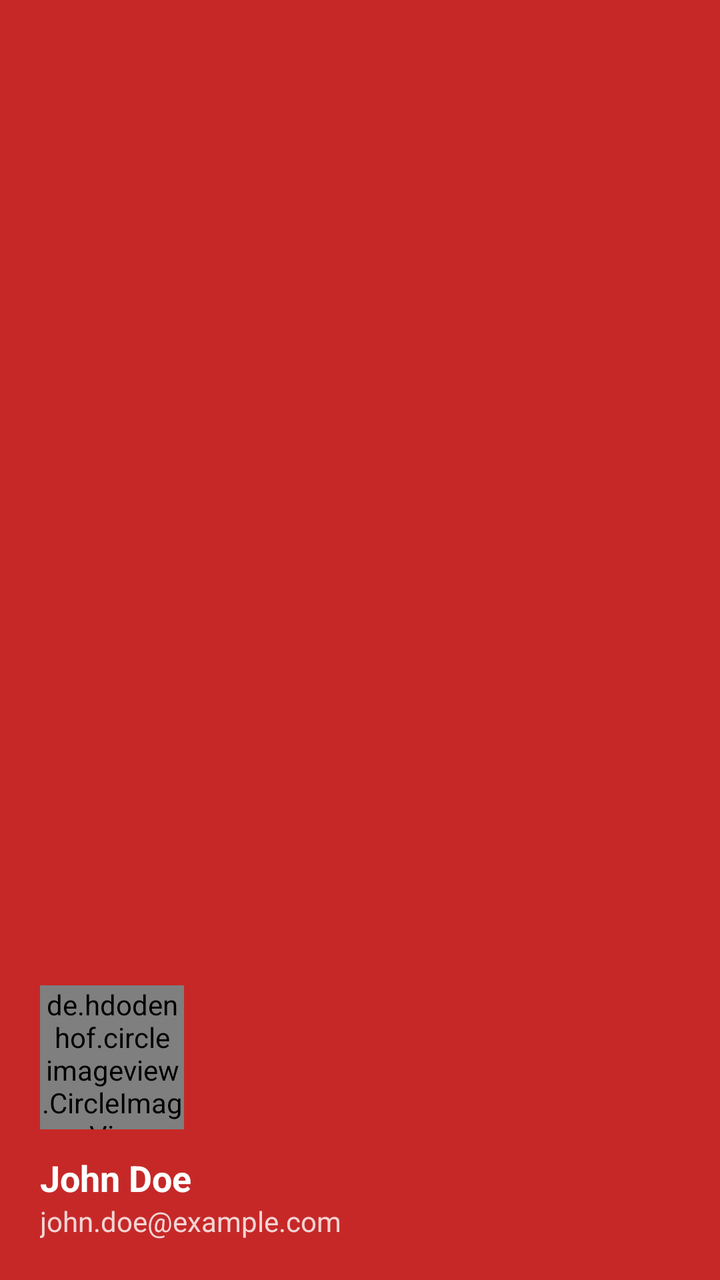
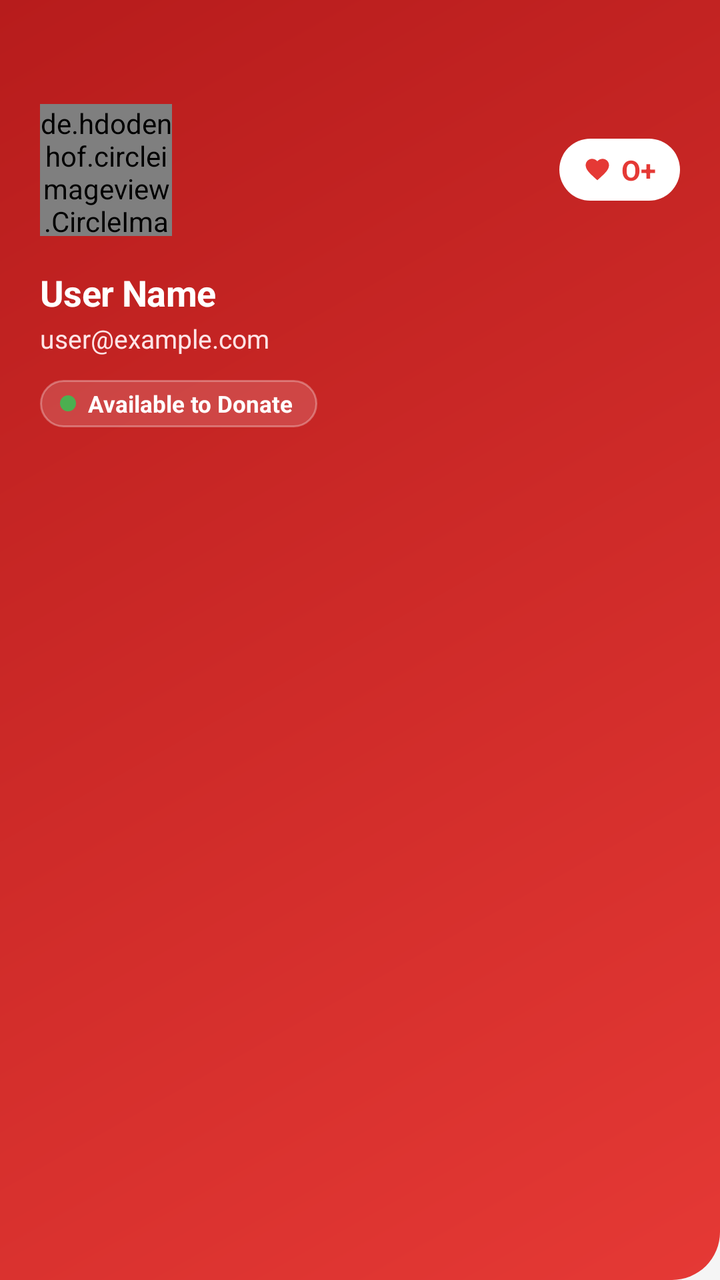

Screens rendered from an Android XML layout before and after an edit, with the pre-edit source and the edit as a unified diff.
<!-- AndroidManifest.xml: application theme Theme.DonateBlood -->
<!-- res/layout/nav_header.xml -->
<?xml version="1.0" encoding="utf-8"?>
<LinearLayout xmlns:android="http://schemas.android.com/apk/res/android"
    xmlns:app="http://schemas.android.com/apk/res-auto"
    android:layout_width="match_parent"
    android:layout_height="200dp"
    android:orientation="vertical"
    android:padding="20dp"
    android:background="@color/primary_red_dark"
    android:gravity="bottom">

    <de.hdodenhof.circleimageview.CircleImageView
        android:id="@+id/ivNavUserAvatar"
        android:layout_width="72dp"
        android:layout_height="72dp"
        android:src="@drawable/ic_user_placeholder"
        app:civ_border_color="@color/white"
        app:civ_border_width="2dp"
        android:layout_marginBottom="12dp" />

    <TextView
        android:id="@+id/tvUserName"
        android:layout_width="wrap_content"
        android:layout_height="wrap_content"
        android:text="John Doe"
        android:textSize="18sp"
        android:textStyle="bold"
        android:textColor="@color/white" />

    <TextView
        android:id="@+id/tvUserEmail"
        android:layout_width="wrap_content"
        android:layout_height="wrap_content"
        android:alpha="0.8"
        android:text="john.doe@example.com"
        android:textColor="@color/white"
        android:textSize="14sp" />

</LinearLayout>
<!-- resources referenced by this layout -->
<resources>
  <color name="primary_red_dark">#C62828</color>
  <color name="white">#FFFFFF</color>
  <!-- drawable ic_user_placeholder (drawable) -->
  <vector xmlns:android="http://schemas.android.com/apk/res/android"
      android:width="24dp"
      android:height="24dp"
      android:viewportWidth="24"
      android:viewportHeight="24">
      <path
          android:fillColor="#FF000000"
          android:pathData="M12,12c2.21,0 4,-1.79 4,-4s-1.79,-4 -4,-4 -4,1.79 -4,4 1.79,4 4,4zM12,14c-2.67,0 -8,1.34 -8,4v2h16v-2c0,-2.66 -5.33,-4 -8,-4z"/>
  </vector>
  <color name="primary_red">#E53935</color>
  <color name="surface_white">#FFFFFF</color>
  <color name="background_light">#F5F5F5</color>
  <style name="ThemeOverlay.BloodLink.MaterialCalendar" parent="ThemeOverlay.MaterialComponents.MaterialCalendar">
          <item name="colorPrimary">@color/primary_red_dark</item>
          <item name="colorOnPrimary">@color/white</item>
          <item name="colorSecondary">@color/primary_red</item>
          <item name="colorOnSecondary">@color/white</item>
          <item name="colorSurface">@color/surface_white</item>
          <item name="colorOnSurface">@color/text_primary</item>
      </style>
  <style name="ThemeOverlay.BloodLink.MaterialTimePicker" parent="ThemeOverlay.MaterialComponents.TimePicker">
          <item name="colorPrimary">@color/primary_red_dark</item>
          <item name="colorOnPrimary">@color/white</item>
          <item name="colorSecondary">@color/primary_red</item>
          <item name="colorOnSecondary">@color/white</item>
          <item name="colorSurface">@color/surface_white</item>
          <item name="colorOnSurface">@color/text_primary</item>
      </style>
  <style name="Widget.DonateBlood.Toolbar" parent="Widget.Material3.Toolbar">
          <item name="android:background">@color/primary_red</item>
          <item name="titleTextColor">@color/white</item>
          <item name="subtitleTextColor">@color/white</item>
      </style>
  <color name="text_primary">#212121</color>
  <color name="text_hint">#9E9E9E</color>
  <!-- unchanged entries left out for length: 1 -->
</resources>

<!-- the commit's change to res/layout/nav_header.xml (unified diff, before → after) -->
@@ -2,37 +2,116 @@
 <LinearLayout xmlns:android="http://schemas.android.com/apk/res/android"
     xmlns:app="http://schemas.android.com/apk/res-auto"
     android:layout_width="match_parent"
-    android:layout_height="200dp"
+    android:layout_height="wrap_content"
     android:orientation="vertical"
-    android:padding="20dp"
-    android:background="@color/primary_red_dark"
-    android:gravity="bottom">
+    android:background="@drawable/bg_drawer_header_gradient"
+    android:paddingStart="20dp"
+    android:paddingEnd="20dp"
+    android:paddingTop="52dp"
+    android:paddingBottom="24dp">
 
-    <de.hdodenhof.circleimageview.CircleImageView
-        android:id="@+id/ivNavUserAvatar"
-        android:layout_width="72dp"
-        android:layout_height="72dp"
-        android:src="@drawable/ic_user_placeholder"
-        app:civ_border_color="@color/white"
-        app:civ_border_width="2dp"
-        android:layout_marginBottom="12dp" />
+    
+    <LinearLayout
+        android:layout_width="match_parent"
+        android:layout_height="wrap_content"
+        android:orientation="horizontal"
+        android:gravity="center_vertical"
+        android:layout_marginBottom="16dp">
 
+        <de.hdodenhof.circleimageview.CircleImageView
+            android:id="@+id/ivNavUserAvatar"
+            android:layout_width="66dp"
+            android:layout_height="66dp"
+            android:src="@drawable/ic_user_placeholder"
+            app:civ_border_color="@color/white"
+            app:civ_border_width="2.5dp" />
+
+        <View
+            android:layout_width="0dp"
+            android:layout_height="0dp"
+            android:layout_weight="1" />
+
+        
+        <LinearLayout
+            android:id="@+id/layoutBloodBadge"
+            android:layout_width="wrap_content"
+            android:layout_height="wrap_content"
+            android:orientation="horizontal"
+            android:gravity="center_vertical"
+            android:background="@drawable/bg_blood_group_pill_drawer"
+            android:paddingStart="12dp"
+            android:paddingEnd="12dp"
+            android:paddingTop="6dp"
+            android:paddingBottom="6dp">
+
+            <ImageView
+                android:layout_width="14dp"
+                android:layout_height="14dp"
+                android:src="@drawable/ic_blood_drop"
+                app:tint="@color/primary_red"
+                android:layout_marginEnd="5dp" />
+
+            <TextView
+                android:id="@+id/tvNavBloodGroup"
+                android:layout_width="wrap_content"
+                android:layout_height="wrap_content"
+                android:text="O+"
+                android:textStyle="bold"
+                android:textSize="14sp"
+                android:textColor="@color/primary_red" />
+        </LinearLayout>
+    </LinearLayout>
+
+    
     <TextView
         android:id="@+id/tvUserName"
         android:layout_width="wrap_content"
         android:layout_height="wrap_content"
-        android:text="John Doe"
+        android:text="User Name"
         android:textSize="18sp"
         android:textStyle="bold"
-        android:textColor="@color/white" />
+        android:textColor="@color/white"
+        android:letterSpacing="-0.01" />
 
+    
     <TextView
         android:id="@+id/tvUserEmail"
         android:layout_width="wrap_content"
         android:layout_height="wrap_content"
-        android:alpha="0.8"
-        android:text="john.doe@example.com"
-        android:textColor="@color/white"
-        android:textSize="14sp" />
+        android:layout_marginTop="2dp"
+        android:text="user@example.com"
+        android:textColor="#FFE4E6"
+        android:textSize="13sp" />
+
+    
+    <LinearLayout
+        android:id="@+id/layoutDonorStatus"
+        android:layout_width="wrap_content"
+        android:layout_height="wrap_content"
+        android:layout_marginTop="12dp"
+        android:orientation="horizontal"
+        android:gravity="center_vertical"
+        android:background="@drawable/bg_donor_status_pill"
+        android:paddingStart="10dp"
+        android:paddingEnd="12dp"
+        android:paddingTop="4dp"
+        android:paddingBottom="4dp">
+
+        <View
+            android:id="@+id/viewStatusDot"
+            android:layout_width="8dp"
+            android:layout_height="8dp"
+            android:background="@drawable/bg_status_dot_green"
+            android:layout_marginEnd="6dp" />
+
+        <TextView
+            android:id="@+id/tvDonorStatus"
+            android:layout_width="wrap_content"
+            android:layout_height="wrap_content"
+            android:text="Available to Donate"
+            android:textColor="@color/white"
+            android:textSize="11.5sp"
+            android:textStyle="bold" />
+    </LinearLayout>
 
 </LinearLayout>
<!-- resource entries referenced after the edit -->
@@ -2,6 +2,42 @@
 <resources>
   <color name="primary_red_dark">#C62828</color>
   <color name="white">#FFFFFF</color>
+  <!-- drawable bg_blood_group_pill_drawer (drawable) -->
+  <?xml version="1.0" encoding="utf-8"?>
+  <shape xmlns:android="http://schemas.android.com/apk/res/android"
+      android:shape="rectangle">
+      <solid android:color="@color/white" />
+      <corners android:radius="20dp" />
+  </shape>
+  <!-- drawable bg_donor_status_pill (drawable) -->
+  <?xml version="1.0" encoding="utf-8"?>
+  <shape xmlns:android="http://schemas.android.com/apk/res/android"
+      android:shape="rectangle">
+      <solid android:color="#26FFFFFF" />
+      <stroke android:width="1dp" android:color="#4DFFFFFF" />
+      <corners android:radius="14dp" />
+  </shape>
+  <!-- drawable bg_drawer_header_gradient (drawable) -->
+  <?xml version="1.0" encoding="utf-8"?>
+  <shape xmlns:android="http://schemas.android.com/apk/res/android"
+      android:shape="rectangle">
+      <gradient
+          android:startColor="#B71C1C"
+          android:endColor="#E53935"
+          android:angle="315" />
+      <corners
+          android:bottomRightRadius="24dp" />
+  </shape>
+  <!-- drawable bg_status_dot_green (drawable) -->
+  <?xml version="1.0" encoding="utf-8"?>
+  <shape xmlns:android="http://schemas.android.com/apk/res/android"
+      android:shape="oval">
+      <solid android:color="#4CAF50" />
+  </shape>
+  <!-- drawable ic_blood_drop (drawable) -->
+  <vector xmlns:android="http://schemas.android.com/apk/res/android" android:width="24dp" android:height="24dp" android:viewportWidth="24" android:viewportHeight="24" android:tint="#666">
+      <path android:fillColor="@android:color/white" android:pathData="M12,21.35L10.55,20.03C5.4,15.36 2,12.28 2,8.5C2,5.42 4.42,3 7.5,3C9.24,3 10.91,3.81 12,5.09C13.09,3.81 14.76,3 16.5,3C19.58,3 22,5.42 22,8.5C22,12.28 18.6,15.36 13.45,20.04L12,21.35Z"/>
+  </vector>
   <!-- drawable ic_user_placeholder (drawable) -->
   <vector xmlns:android="http://schemas.android.com/apk/res/android"
       android:width="24dp"
